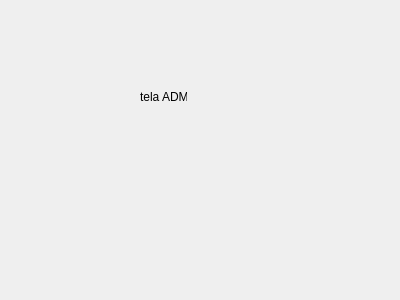
Qt form telaADM.ui (Winicios22/Gbiblioteca) before a commit.
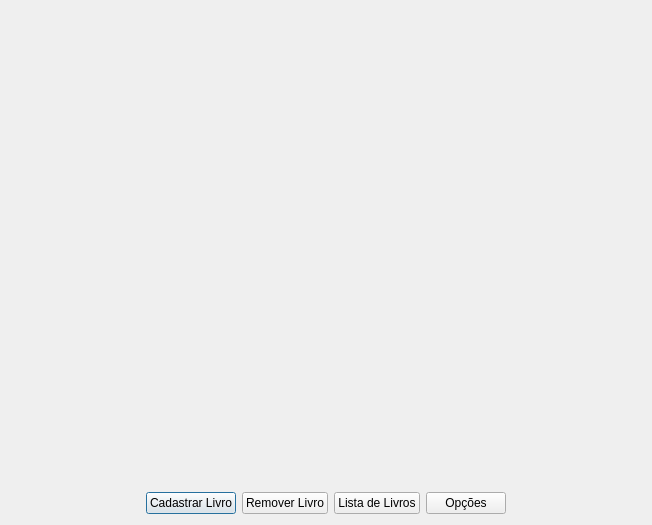
The same form after that commit. Icons and pictures are not drawn.

Commit message: tela adm

```diff
--- a/telaADM.ui
+++ b/telaADM.ui
@@ -6,26 +6,122 @@
    <rect>
     <x>0</x>
     <y>0</y>
-    <width>400</width>
-    <height>300</height>
+    <width>652</width>
+    <height>525</height>
    </rect>
   </property>
   <property name="windowTitle">
    <string>Dialog</string>
   </property>
-  <widget class="QLabel" name="label">
-   <property name="geometry">
-    <rect>
-     <x>140</x>
-     <y>90</y>
-     <width>47</width>
-     <height>13</height>
-    </rect>
-   </property>
-   <property name="text">
-    <string>tela ADM</string>
-   </property>
-  </widget>
+  <layout class="QGridLayout" name="gridLayout">
+   <item row="2" column="3">
+    <spacer name="verticalSpacer_3">
+     <property name="orientation">
+      <enum>Qt::Vertical</enum>
+     </property>
+     <property name="sizeHint" stdset="0">
+      <size>
+       <width>20</width>
+       <height>40</height>
+      </size>
+     </property>
+    </spacer>
+   </item>
+   <item row="1" column="0">
+    <spacer name="horizontalSpacer">
+     <property name="orientation">
+      <enum>Qt::Horizontal</enum>
+     </property>
+     <property name="sizeHint" stdset="0">
+      <size>
+       <width>40</width>
+       <height>20</height>
+      </size>
+     </property>
+    </spacer>
+   </item>
+   <item row="1" column="4">
+    <spacer name="horizontalSpacer_2">
+     <property name="orientation">
+      <enum>Qt::Horizontal</enum>
+     </property>
+     <property name="sizeHint" stdset="0">
+      <size>
+       <width>40</width>
+       <height>20</height>
+      </size>
+     </property>
+    </spacer>
+   </item>
+   <item row="1" column="3">
+    <widget class="QLabel" name="label_2">
+     <property name="text">
+      <string/>
+     </property>
+     <property name="pixmap">
+      <pixmap resource="arquivos.qrc">:/imagens/imagens/Gbiblioteca Logotipo.png</pixmap>
+     </property>
+    </widget>
+   </item>
+   <item row="3" column="3">
+    <spacer name="verticalSpacer">
+     <property name="orientation">
+      <enum>Qt::Vertical</enum>
+     </property>
+     <property name="sizeHint" stdset="0">
+      <size>
+       <width>20</width>
+       <height>40</height>
+      </size>
+     </property>
+    </spacer>
+   </item>
+   <item row="0" column="3">
+    <spacer name="verticalSpacer_2">
+     <property name="orientation">
+      <enum>Qt::Vertical</enum>
+     </property>
+     <property name="sizeHint" stdset="0">
+      <size>
+       <width>20</width>
+       <height>40</height>
+      </size>
+     </property>
+    </spacer>
+   </item>
+   <item row="5" column="3">
+    <layout class="QHBoxLayout" name="horizontalLayout">
+     <item>
+      <widget class="QPushButton" name="pushButton_3">
+       <property name="text">
+        <string>Cadastrar Livro</string>
+       </property>
+      </widget>
+     </item>
+     <item>
+      <widget class="QPushButton" name="pushButton_2">
+       <property name="text">
+        <string>Remover Livro</string>
+       </property>
+      </widget>
+     </item>
+     <item>
+      <widget class="QPushButton" name="pushButton">
+       <property name="text">
+        <string>Lista de Livros</string>
+       </property>
+      </widget>
+     </item>
+     <item>
+      <widget class="QPushButton" name="pushButton_4">
+       <property name="text">
+        <string>Opções</string>
+       </property>
+      </widget>
+     </item>
+    </layout>
+   </item>
+  </layout>
  </widget>
  <resources/>
  <connections/>
```
Left out of the diff: 4 changed lines with no effect on the pictures. The commit also changes 9 other files.
